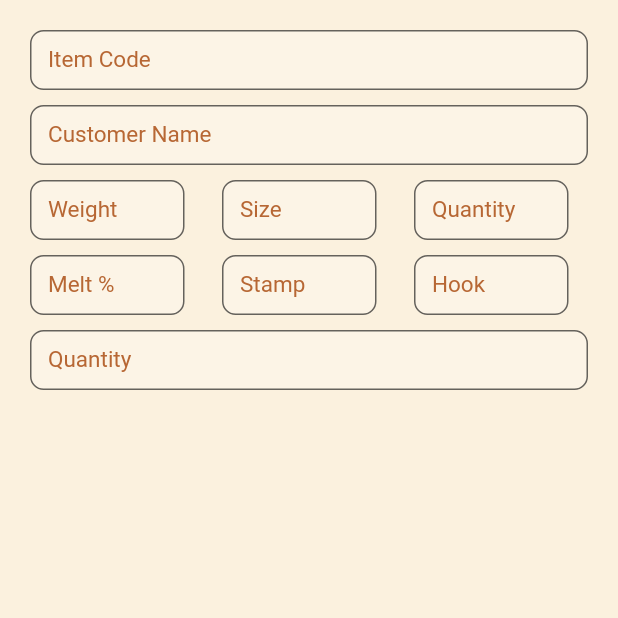
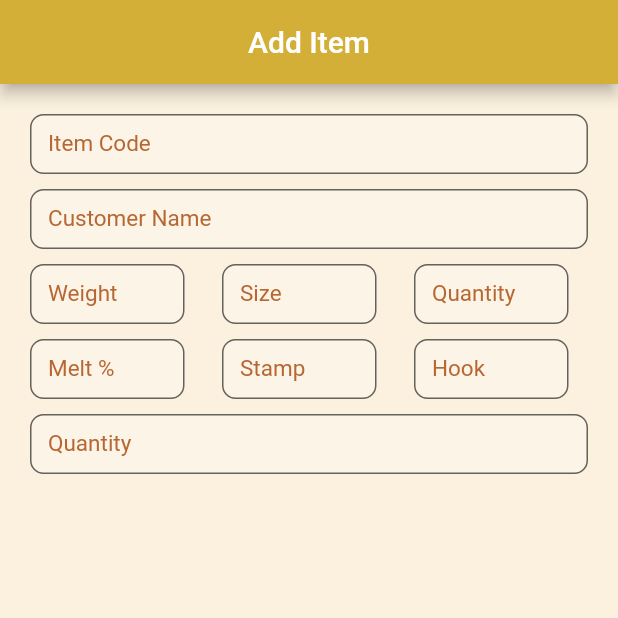
Before and after one commit to tknikhil/flutter_spring_login, a Flutter app: the AddItem screen opened directly, on a phone screen of 412 x 824 dp, the top half of it. Run offline on Flutter 3.47's test engine with Material 2 defaults, Android fonts, the phone set to English and light mode, and no system bars; our stand-ins replace flutter_bloc, google_fonts.

Commit message:
add item need to work

```diff
--- a/lib/src/presentation/pages/add_item.dart
+++ b/lib/src/presentation/pages/add_item.dart
@@ -24,6 +24,10 @@ class _AddItemState extends State<AddItem> {
   Widget build(BuildContext context) {
     return Scaffold(
       backgroundColor: const Color(0xffffbf1de),
+      appBar: AppBar(
+          title: const Center(child: Text("Add Item")),
+          backgroundColor: const Color(0xfffd4af37),
+      ),
       body: Container(
         padding: EdgeInsets.all(20.0),
         child: ListView(
```
